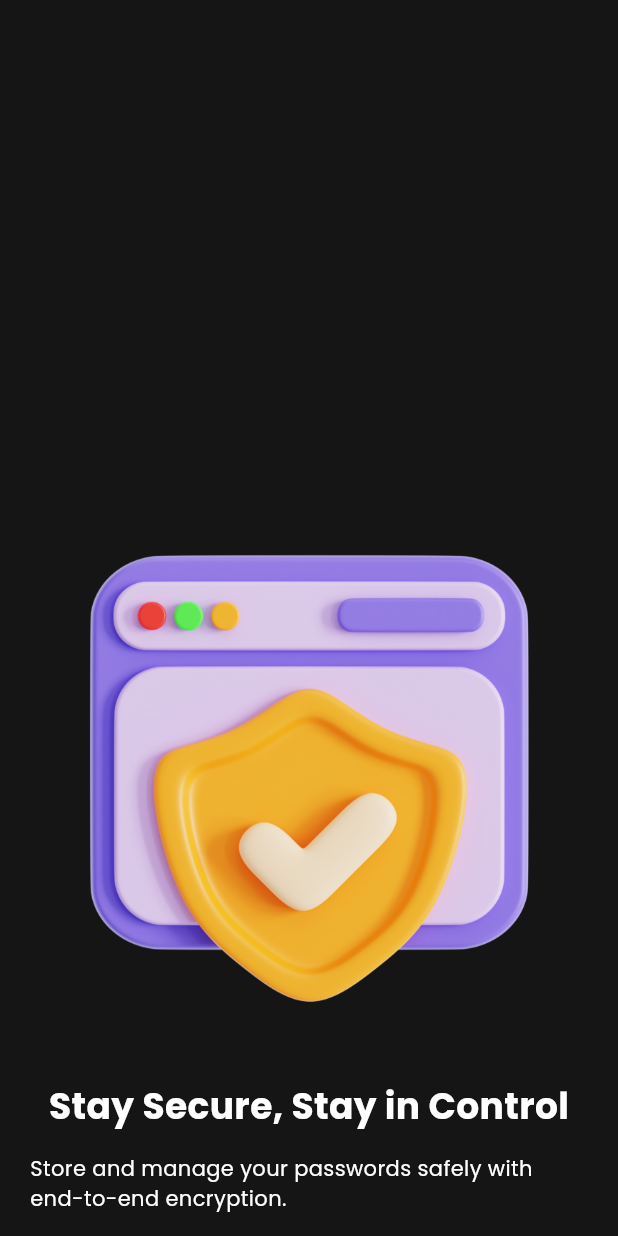
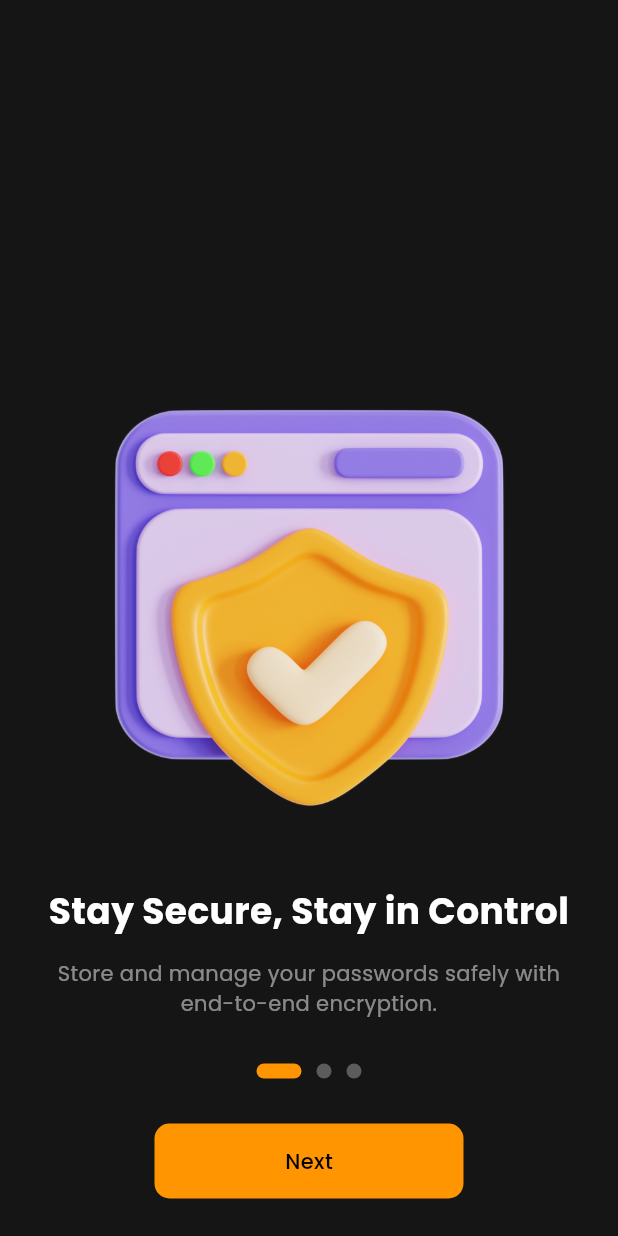
Before and after one commit to kaiumallimon/shieldx, a Flutter app: the screen it shows after launch, on a phone screen of 412 x 824 dp. Run offline on Flutter 3.47's test engine with Material 3 defaults, Android fonts, the phone set to English and light mode, and no system bars; our stand-ins replace get, loading_animation_widget.

Commit message:
Refactor OnboardPage to use PageView for onboarding screens and improve UI layout

```diff
--- a/lib/app/modules/onboard/view/pages/_onboard_page.dart
+++ b/lib/app/modules/onboard/view/pages/_onboard_page.dart
@@ -1,47 +1,120 @@
 import 'package:flutter/material.dart';
+import 'package:get/get.dart';
 import 'package:shieldx/app/core/constants/_assets.dart';
+import 'package:shieldx/app/core/constants/_sizes.dart';
 import 'package:shieldx/app/core/constants/_strings.dart';
 import 'package:shieldx/app/core/theme/_styles.dart';
-
 import '../../../../core/utils/_system_bar_colors.dart';
+import '../../../../core/widgets/_custom_button.dart';
+import '../../controller/_onboard_controller.dart';
 
 class OnboardPage extends StatelessWidget {
   const OnboardPage({super.key});
 
   @override
   Widget build(BuildContext context) {
-    // get theme
     final theme = Theme.of(context).colorScheme;
+    final size = MediaQuery.of(context).size;
+    final controller = Get.find<OnboardController>();
 
-    // set status bar color and navigation bar color
     setUiColors(theme);
-
-    // get screen size
-    final size = MediaQuery.of(context).size;
 
     return Scaffold(
       body: SafeArea(
-        child: Padding(
-          padding: const EdgeInsets.symmetric(horizontal: 20, vertical: 15),
+        child: Column(
+          children: [
+            Expanded(
+                child: PageView.builder(
+              controller: controller.pageController,
+              onPageChanged: controller.changePage,
+              itemCount: 3,
+              itemBuilder: (context, index) {
+                return Padding(
+                  padding: const EdgeInsets.symmetric(
+                    horizontal: AppSize.sidePadding,
+                    vertical: AppSize.topBottomPadding,
+                  ),
                   child: Column(
                     mainAxisAlignment: MainAxisAlignment.end,
+                    children: [
+                      Image.asset(
+                        controller.getImage(index),
+                        fit: BoxFit.contain,
+                        height: size.height * 0.4,
+                      ),
+                      const SizedBox(height: 20),
+                      Padding(
+                        padding: const EdgeInsets.symmetric(
+                          horizontal: AppSize.insidePadding,
+                        ),
+                        child: Column(
                           spacing: 15,
                           children: [
-              // onboard image
-              Image.asset(AppAssets.onboarding1),
-
-              // onboard title
                             Text(
-                AppStrings.onboardingTitle1,
-                style: AppStyles.titleStyle.copyWith(color: theme.onSurface),
+                              controller.getTitle(index),
+                              textAlign: TextAlign.center,
+                              style: AppStyles.titleStyle.copyWith(
+                                color: theme.onSurface,
                               ),
-
-              // onboard description
-              Text(AppStrings.onboardingSubTitle1),
-
-              // button row
+                            ),
+                            Text(
+                              controller.getSubtitle(index),
+                              textAlign: TextAlign.center,
+                              style: AppStyles.subtitleStyle.copyWith(
+                                color: theme.onSurface.withOpacity(0.5),
+                                fontSize: AppSize.fontSmall,
+                              ),
+                            ),
                           ],
                         ),
+                      ),
+                      const SizedBox(height: 30),
+                      Row(
+                        mainAxisAlignment: MainAxisAlignment.center,
+                        children: List.generate(
+                          3,
+                          (dotIndex) => Obx(() {
+                            return Container(
+                              margin: const EdgeInsets.symmetric(horizontal: 5),
+                              height: 10,
+                              width: controller.currentPage.value == dotIndex
+                                  ? 30
+                                  : 10,
+                              decoration: BoxDecoration(
+                                  color:
+                                      controller.currentPage.value == dotIndex
+                                          ? theme.primary
+                                          : theme.onSurface.withOpacity(.3),
+                                  // shape: BoxShape.circle,
+                                  borderRadius: BorderRadius.circular(500)),
+                            );
+                          }),
+                        ),
+                      ),
+                      const SizedBox(height: 30),
+                      Row(
+                        mainAxisAlignment: MainAxisAlignment.center,
+                        children: [
+                          Obx(() {
+                            return CustomButton(
+                              text: controller.currentPage.value < 2
+                                  ? AppStrings.next
+                                  : AppStrings.getStarted,
+                              onPressed: controller.nextPage,
+                              color: theme.primary,
+                              textColor: theme.onPrimary,
+                              width: size.width * 0.5,
+                            );
+                          }),
+                        ],
+                      ),
+                      const SizedBox(height: 10),
+                    ],
+                  ),
+                );
+              },
+            )),
+          ],
         ),
       ),
     );
```
Lines whose indentation alone changed are shown as unchanged.
